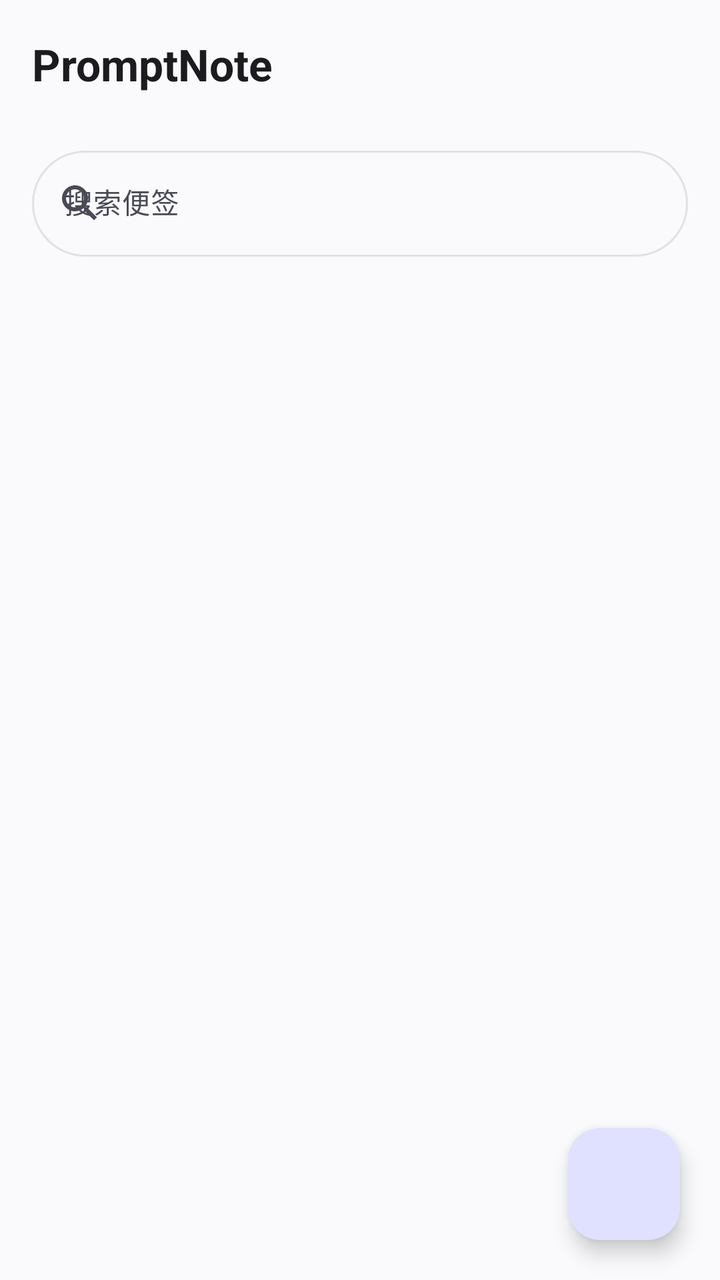
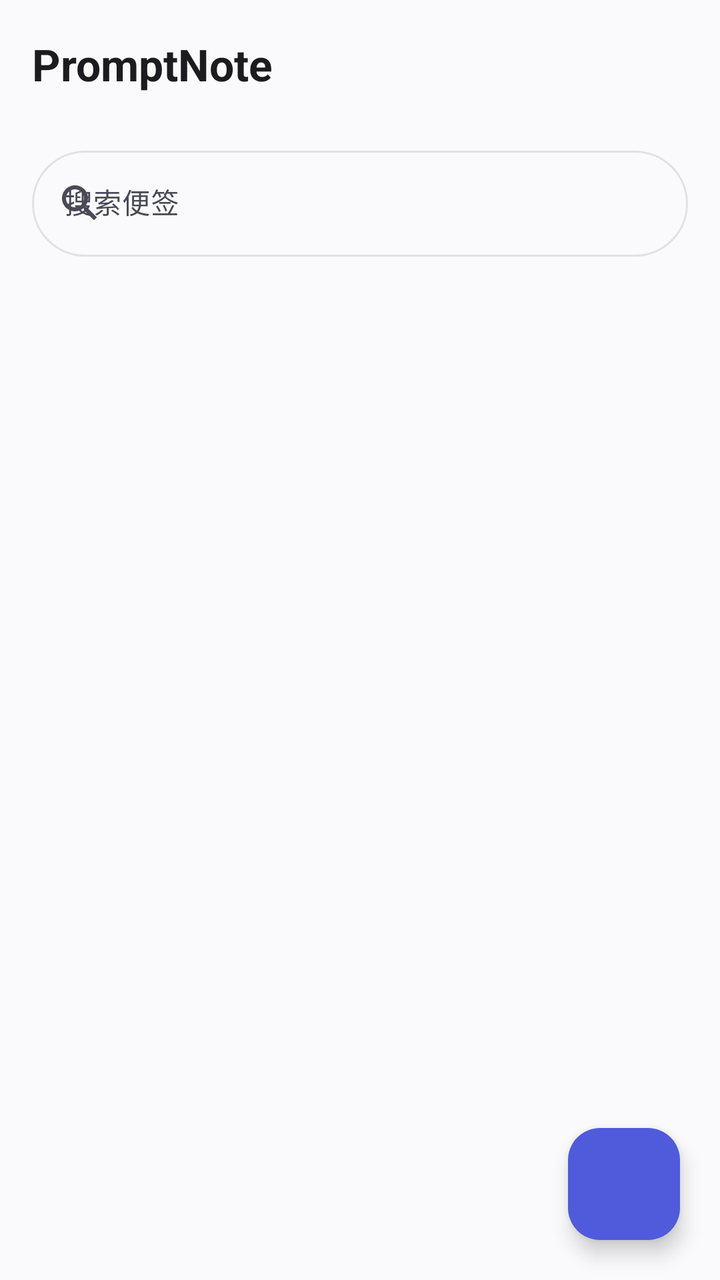

Before-and-after screenshots of an Android layout around one commit, followed by the original layout XML and the change that was made.
<!-- AndroidManifest.xml: application theme Theme.HtmlNotes -->
<!-- res/layout/activity_main.xml -->
<?xml version="1.0" encoding="utf-8"?>
<androidx.constraintlayout.widget.ConstraintLayout xmlns:android="http://schemas.android.com/apk/res/android"
    xmlns:app="http://schemas.android.com/apk/res-auto"
    android:layout_width="match_parent"
    android:layout_height="match_parent"
    android:fitsSystemWindows="true">

    <com.google.android.material.appbar.MaterialToolbar
        android:id="@+id/toolbar"
        android:layout_width="0dp"
        android:layout_height="?attr/actionBarSize"
        android:background="?attr/colorSurface"
        app:elevation="0dp"
        app:itemIconTint="?attr/colorOnSurfaceVariant"
        app:itemTextColor="?attr/colorOnSurfaceVariant"
        app:title="@string/app_name"
        app:titleTextAppearance="@style/TextAppearance.HtmlNotes.ToolbarTitle"
        app:titleTextColor="?attr/colorOnSurface"
        app:layout_constraintTop_toTopOf="parent"
        app:layout_constraintStart_toStartOf="parent"
        app:layout_constraintEnd_toEndOf="parent" />

    <com.google.android.material.textfield.TextInputLayout
        android:id="@+id/searchLayout"
        style="@style/Widget.Material3.TextInputLayout.OutlinedBox"
        android:layout_width="0dp"
        android:layout_height="wrap_content"
        android:layout_marginHorizontal="16dp"
        android:layout_marginTop="6dp"
        android:hint="@string/search_hint"
        app:boxCornerRadiusBottomEnd="28dp"
        app:boxCornerRadiusBottomStart="28dp"
        app:boxCornerRadiusTopEnd="28dp"
        app:boxCornerRadiusTopStart="28dp"
        app:boxStrokeWidth="1dp"
        app:endIconMode="clear_text"
        app:startIconDrawable="@drawable/ic_search"
        app:layout_constraintTop_toBottomOf="@id/toolbar"
        app:layout_constraintStart_toStartOf="parent"
        app:layout_constraintEnd_toEndOf="parent">

        <com.google.android.material.textfield.TextInputEditText
            android:id="@+id/searchEdit"
            android:layout_width="match_parent"
            android:layout_height="wrap_content"
            android:imeOptions="actionSearch"
            android:inputType="text"
            android:maxLines="1"
            android:textSize="14sp" />
    </com.google.android.material.textfield.TextInputLayout>

    <TextView
        android:id="@+id/noResult"
        android:layout_width="wrap_content"
        android:layout_height="wrap_content"
        android:text="@string/no_result"
        android:textColor="?attr/colorOnSurfaceVariant"
        android:textSize="14sp"
        android:visibility="gone"
        app:layout_constraintTop_toTopOf="parent"
        app:layout_constraintBottom_toBottomOf="parent"
        app:layout_constraintStart_toStartOf="parent"
        app:layout_constraintEnd_toEndOf="parent" />

    <LinearLayout
        android:id="@+id/emptyLayout"
        android:layout_width="wrap_content"
        android:layout_height="wrap_content"
        android:gravity="center"
        android:orientation="vertical"
        android:visibility="gone"
        app:layout_constraintTop_toTopOf="parent"
        app:layout_constraintBottom_toBottomOf="parent"
        app:layout_constraintStart_toStartOf="parent"
        app:layout_constraintEnd_toEndOf="parent">

        <ImageView
            android:layout_width="88dp"
            android:layout_height="88dp"
            android:alpha="0.35"
            android:contentDescription="@string/empty_title"
            android:src="@drawable/ic_empty"
            app:tint="?attr/colorOnSurfaceVariant" />

        <TextView
            android:layout_width="wrap_content"
            android:layout_height="wrap_content"
            android:layout_marginTop="20dp"
            android:text="@string/empty_title"
            android:textColor="?attr/colorOnSurface"
            android:textSize="17sp"
            android:textStyle="bold" />

        <TextView
            android:layout_width="wrap_content"
            android:layout_height="wrap_content"
            android:layout_marginTop="8dp"
            android:gravity="center"
            android:lineSpacingExtra="4dp"
            android:text="@string/empty_body"
            android:textColor="?attr/colorOnSurfaceVariant"
            android:textSize="14sp" />

        <com.google.android.material.button.MaterialButton
            android:id="@+id/btnEmptyCreate"
            style="@style/Widget.Material3.Button.TonalButton"
            android:layout_width="wrap_content"
            android:layout_height="wrap_content"
            android:layout_marginTop="24dp"
            android:text="@string/new_note"
            app:icon="@drawable/ic_add"
            app:iconTint="?attr/colorOnPrimaryContainer" />
    </LinearLayout>

    <androidx.recyclerview.widget.RecyclerView
        android:id="@+id/recycler"
        android:layout_width="0dp"
        android:layout_height="0dp"
        android:clipToPadding="false"
        android:paddingTop="6dp"
        android:paddingBottom="96dp"
        app:layout_constraintTop_toBottomOf="@id/searchLayout"
        app:layout_constraintBottom_toBottomOf="parent"
        app:layout_constraintStart_toStartOf="parent"
        app:layout_constraintEnd_toEndOf="parent" />

    <com.google.android.material.floatingactionbutton.FloatingActionButton
        android:id="@+id/fabNew"
        style="@style/Widget.Material3.FloatingActionButton.Primary"
        android:layout_width="wrap_content"
        android:layout_height="wrap_content"
        android:layout_margin="20dp"
        android:contentDescription="@string/new_note"
        app:icon="@drawable/ic_add"
        app:iconTint="@color/md_on_primary"
        app:layout_constraintBottom_toBottomOf="parent"
        app:layout_constraintEnd_toEndOf="parent" />

</androidx.constraintlayout.widget.ConstraintLayout>
<!-- resources referenced by this layout -->
<resources>
  <color name="md_on_primary">#FFFFFF</color>
  <!-- drawable ic_add (drawable) -->
  <vector xmlns:android="http://schemas.android.com/apk/res/android"
      android:width="24dp"
      android:height="24dp"
      android:viewportWidth="24"
      android:viewportHeight="24">
      <path
          android:fillColor="#FFFFFFFF"
          android:pathData="M19,13h-6v6h-2v-6H5v-2h6V5h2v6h6v2z" />
  </vector>
  <!-- drawable ic_empty (drawable) -->
  <vector xmlns:android="http://schemas.android.com/apk/res/android"
      android:width="24dp"
      android:height="24dp"
      android:viewportWidth="24"
      android:viewportHeight="24">
      <path
          android:fillColor="#FFFFFFFF"
          android:pathData="M14,2H6C4.9,2 4,2.9 4,4v16c0,1.1 0.9,2 2,2h12c1.1,0 2,-0.9 2,-2V8L14,2zM16,18H8v-2h8V18zM16,14H8v-2h8V14zM13,9V3.5L18.5,9H13z" />
  </vector>
  <!-- drawable ic_search (drawable) -->
  <vector xmlns:android="http://schemas.android.com/apk/res/android"
      android:width="24dp"
      android:height="24dp"
      android:viewportWidth="24"
      android:viewportHeight="24">
      <path
          android:fillColor="#FF000000"
          android:pathData="M15.5,14h-0.79l-0.28,-0.27C15.41,12.59 16,11.11 16,9.5 16,5.91 13.09,3 9.5,3S3,5.91 3,9.5 5.91,16 9.5,16c1.61,0 3.09,-0.59 4.23,-1.57l0.27,0.28v0.79l5,4.99L20.49,19l-4.99,-5zM9.5,14C7.01,14 5,11.99 5,9.5S7.01,5 9.5,5 14,7.01 14,9.5 11.99,14 9.5,14z" />
  </vector>
  <string name="app_name">PromptNote</string>
  <string name="empty_body">写一条普通便签\n或粘贴一段 HTML 代码</string>
  <string name="empty_title">还没有便签</string>
  <string name="new_note">新建便签</string>
  <string name="no_result">没有找到相关便签</string>
  <string name="search_hint">搜索便签</string>
  <style name="TextAppearance.HtmlNotes.ToolbarTitle" parent="TextAppearance.Material3.TitleLarge">
          <item name="android:textStyle">bold</item>
      </style>
  <style name="Theme.HtmlNotes" parent="Theme.Material3.DayNight.NoActionBar">
          <item name="colorPrimary">@color/md_primary</item>
          <item name="colorOnPrimary">@color/md_on_primary</item>
          <item name="colorPrimaryContainer">@color/md_primary_container</item>
          <item name="colorOnPrimaryContainer">@color/md_on_primary_container</item>
          <item name="colorSecondary">@color/md_secondary</item>
          <item name="colorOnSecondary">@color/md_on_secondary</item>
          <item name="colorSurface">@color/md_surface</item>
          <item name="colorOnSurface">@color/md_on_surface</item>
          <item name="colorSurfaceVariant">@color/md_surface_variant</item>
          <item name="colorOnSurfaceVariant">@color/md_on_surface_variant</item>
          <item name="colorOutline">@color/md_outline</item>
          <item name="colorError">@color/md_error</item>
          <item name="android:windowBackground">@color/md_surface</item>
          <item name="android:statusBarColor">@color/md_surface</item>
          <item name="android:windowLightStatusBar">true</item>
      </style>
  <color name="md_primary">#4F5BDB</color>
  <color name="md_primary_container">#E0E1FF</color>
  <color name="md_on_primary_container">#10124E</color>
  <color name="md_secondary">#5C5E70</color>
  <color name="md_on_secondary">#FFFFFF</color>
  <color name="md_surface">#FAFAFC</color>
  <color name="md_on_surface">#1B1B20</color>
  <color name="md_surface_variant">#F0F0F5</color>
  <color name="md_on_surface_variant">#494A55</color>
  <color name="md_outline">#E0E0E8</color>
  <color name="md_error">#BA1A1A</color>
</resources>

<!-- the commit's change to res/layout/activity_main.xml (unified diff, before → after) -->
@@ -126,13 +126,13 @@
 
     <com.google.android.material.floatingactionbutton.FloatingActionButton
         android:id="@+id/fabNew"
-        style="@style/Widget.Material3.FloatingActionButton.Primary"
         android:layout_width="wrap_content"
         android:layout_height="wrap_content"
         android:layout_margin="20dp"
         android:contentDescription="@string/new_note"
+        app:backgroundTint="?attr/colorPrimary"
         app:icon="@drawable/ic_add"
-        app:iconTint="@color/md_on_primary"
+        app:iconTint="?attr/colorOnPrimary"
         app:layout_constraintBottom_toBottomOf="parent"
         app:layout_constraintEnd_toEndOf="parent" />
 
